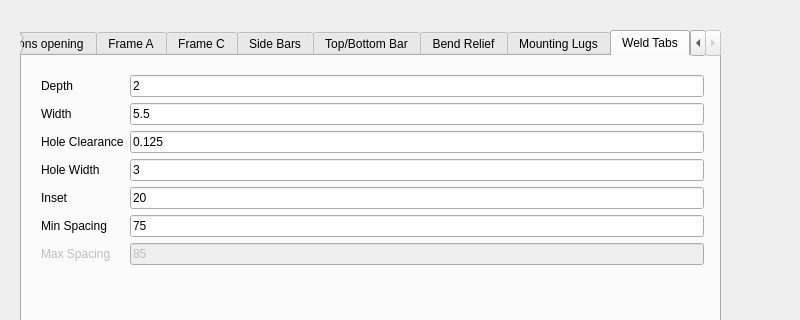
kyloe/HalfaxIronWorks, file src/Min.ui: the form before one commit; both pictures show x 0 to 800 and y 0 to 320 of the 800 by 954 pixel window.
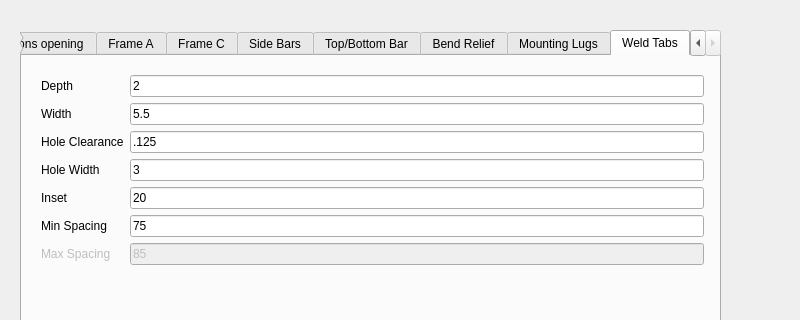
The form after the commit. The open tabs and pages were chosen to show the change.

Commit message: Got holes and tabs working Still need to address hinge placement

```diff
--- a/src/Min.ui
+++ b/src/Min.ui
@@ -997,7 +997,7 @@
       <item row="2" column="1">
        <widget class="QLineEdit" name="WeldLugHoleClearance">
         <property name="text">
-         <string>0.125</string>
+         <string>.125</string>
         </property>
        </widget>
       </item>
```
Left out of the diff: 2 changed lines with no effect on the pictures. The commit also changes 2 other files.
